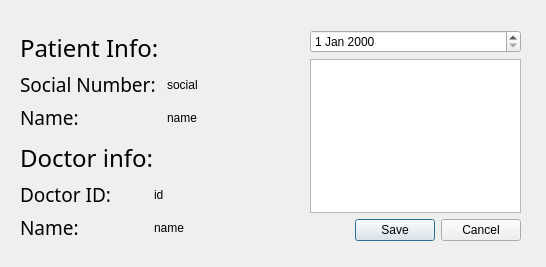
The window that GroupFour_DoctorsOffice/addappointmentdialog.ui (KittimasakBunrat/GroupFour_DoctorsOffice) describes before a commit, drawn with Qt 5.
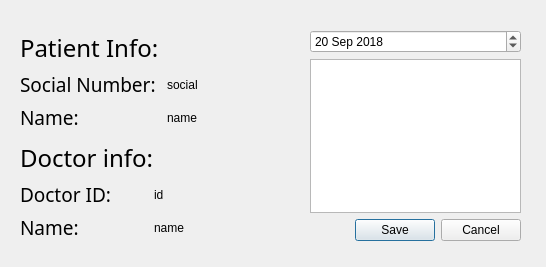
The same window after the commit.

```diff
--- a/GroupFour_DoctorsOffice/addappointmentdialog.ui
+++ b/GroupFour_DoctorsOffice/addappointmentdialog.ui
@@ -13,7 +13,7 @@
   <property name="windowTitle">
    <string>Dialog</string>
   </property>
-  <widget class="QWidget" name="">
+  <widget class="QWidget" name="layoutWidget">
    <property name="geometry">
     <rect>
      <x>310</x>
@@ -24,7 +24,38 @@
    </property>
    <layout class="QVBoxLayout" name="verticalLayout">
     <item>
-     <widget class="QDateEdit" name="date"/>
+     <widget class="QDateEdit" name="date">
+      <property name="dateTime">
+       <datetime>
+        <hour>0</hour>
+        <minute>0</minute>
+        <second>0</second>
+        <year>2018</year>
+        <month>9</month>
+        <day>20</day>
+       </datetime>
+      </property>
+      <property name="maximumDateTime">
+       <datetime>
+        <hour>23</hour>
+        <minute>59</minute>
+        <second>59</second>
+        <year>2100</year>
+        <month>12</month>
+        <day>31</day>
+       </datetime>
+      </property>
+      <property name="minimumDateTime">
+       <datetime>
+        <hour>0</hour>
+        <minute>0</minute>
+        <second>0</second>
+        <year>2018</year>
+        <month>4</month>
+        <day>20</day>
+       </datetime>
+      </property>
+     </widget>
     </item>
     <item>
      <widget class="QListWidget" name="listTime"/>
@@ -41,7 +72,7 @@
     </item>
    </layout>
   </widget>
-  <widget class="QWidget" name="">
+  <widget class="QWidget" name="layoutWidget">
    <property name="geometry">
     <rect>
      <x>20</x>
@@ -118,7 +149,7 @@
     </item>
    </layout>
   </widget>
-  <widget class="QWidget" name="">
+  <widget class="QWidget" name="layoutWidget">
    <property name="geometry">
     <rect>
      <x>20</x>
```
